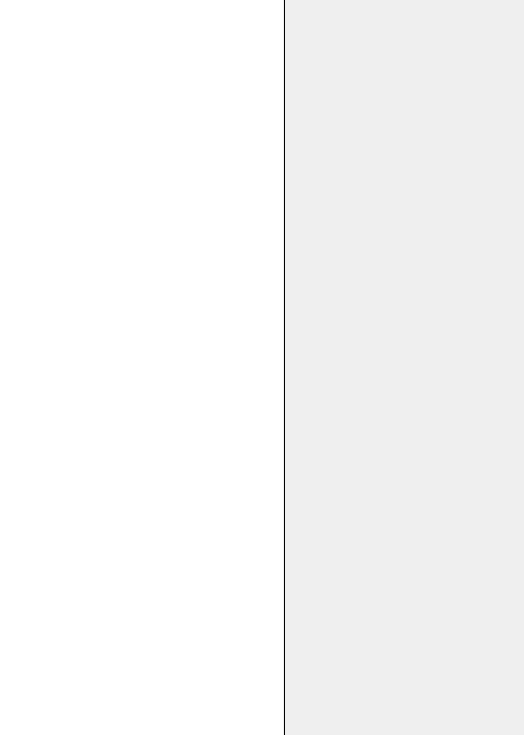
Qt form plugins/network/src/plugin/cpanel-network-widget.ui (openeuler-mirror/kiran-control-panel) before a commit; both pictures show x 0 to 524 and y 0 to 735 of the 1052 by 735 pixel window.
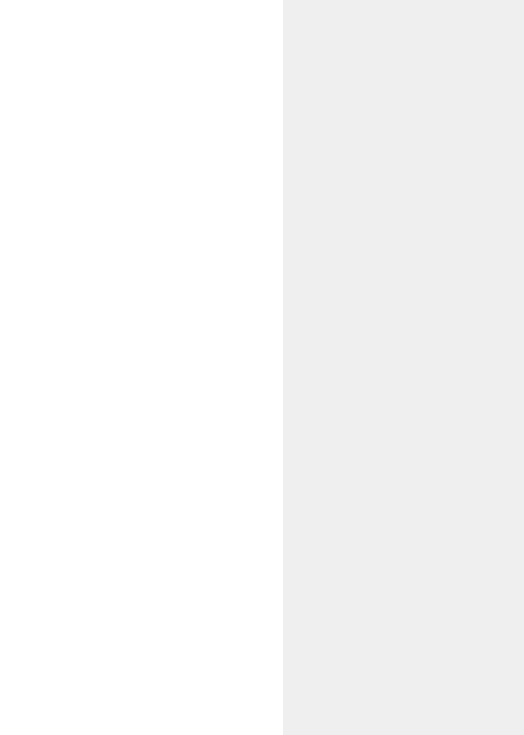
The same form after that commit. Custom widgets are drawn as their Qt base class.

Commit message:
feature(display&network):New color block in display and network setting，Display and network plugins use the new plug-in interface
- 显示和网络设置界面新增色块
  显示和网络插件使用新的插件接口

```diff
--- a/plugins/network/src/plugin/cpanel-network-widget.ui
+++ b/plugins/network/src/plugin/cpanel-network-widget.ui
@@ -21,7 +21,7 @@
   </property>
   <layout class="QHBoxLayout" name="horizontalLayout">
    <property name="spacing">
-    <number>0</number>
+    <number>4</number>
    </property>
    <property name="leftMargin">
     <number>0</number>
@@ -36,10 +36,23 @@
     <number>0</number>
    </property>
    <item>
+    <widget class="KiranColorBlock" name="sidebarColorBlock" native="true">
     <layout class="QVBoxLayout" name="verticalScrollAreaWidgetContentsLayout">
      <property name="spacing">
       <number>0</number>
      </property>
+      <property name="leftMargin">
+       <number>0</number>
+      </property>
+      <property name="topMargin">
+       <number>0</number>
+      </property>
+      <property name="rightMargin">
+       <number>0</number>
+      </property>
+      <property name="bottomMargin">
+       <number>0</number>
+      </property>
      <item>
       <widget class="KiranSidebarWidget" name="sidebar">
        <property name="sizePolicy">
@@ -66,28 +79,26 @@
       </widget>
      </item>
     </layout>
-   </item>
-   <item>
-    <widget class="QFrame" name="frame">
-     <property name="sizePolicy">
-      <sizepolicy hsizetype="Minimum" vsizetype="Expanding">
-       <horstretch>0</horstretch>
-       <verstretch>0</verstretch>
-      </sizepolicy>
-     </property>
-     <property name="frameShape">
-      <enum>QFrame::VLine</enum>
-     </property>
-     <property name="frameShadow">
-      <enum>QFrame::Plain</enum>
-     </property>
     </widget>
    </item>
    <item>
+    <widget class="KiranColorBlock" name="contentColorBlock" native="true">
     <layout class="QVBoxLayout" name="m_verticalDeviceWidgetLayout">
      <property name="spacing">
       <number>0</number>
      </property>
+      <property name="leftMargin">
+       <number>0</number>
+      </property>
+      <property name="topMargin">
+       <number>0</number>
+      </property>
+      <property name="rightMargin">
+       <number>0</number>
+      </property>
+      <property name="bottomMargin">
+       <number>0</number>
+      </property>
      <item>
       <widget class="QStackedWidget" name="stackedWidget">
        <property name="frameShape">
@@ -99,6 +110,7 @@
       </widget>
      </item>
     </layout>
+    </widget>
    </item>
   </layout>
  </widget>
@@ -108,6 +120,12 @@
    <extends>QListWidget</extends>
    <header location="global">kiran-sidebar-widget.h</header>
   </customwidget>
+  <customwidget>
+   <class>KiranColorBlock</class>
+   <extends>QWidget</extends>
+   <header location="global">kiran-color-block.h</header>
+   <container>1</container>
+  </customwidget>
  </customwidgets>
  <resources/>
  <connections/>
```
Lines whose indentation alone changed are shown as unchanged. The commit also changes 20 other files.
